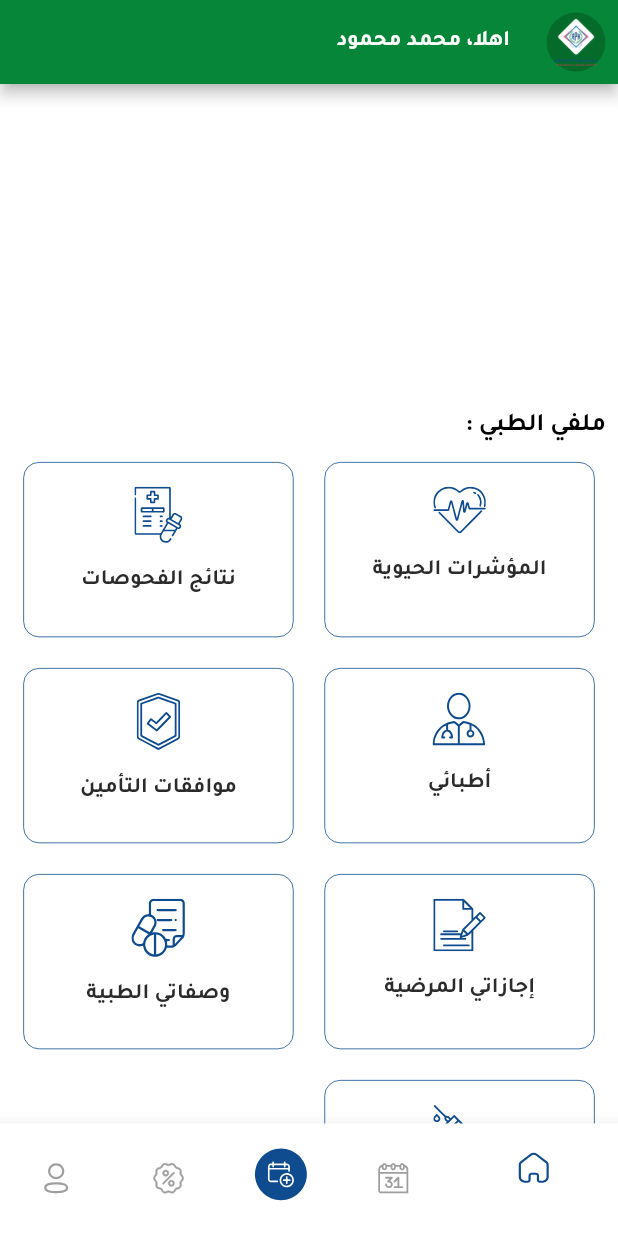
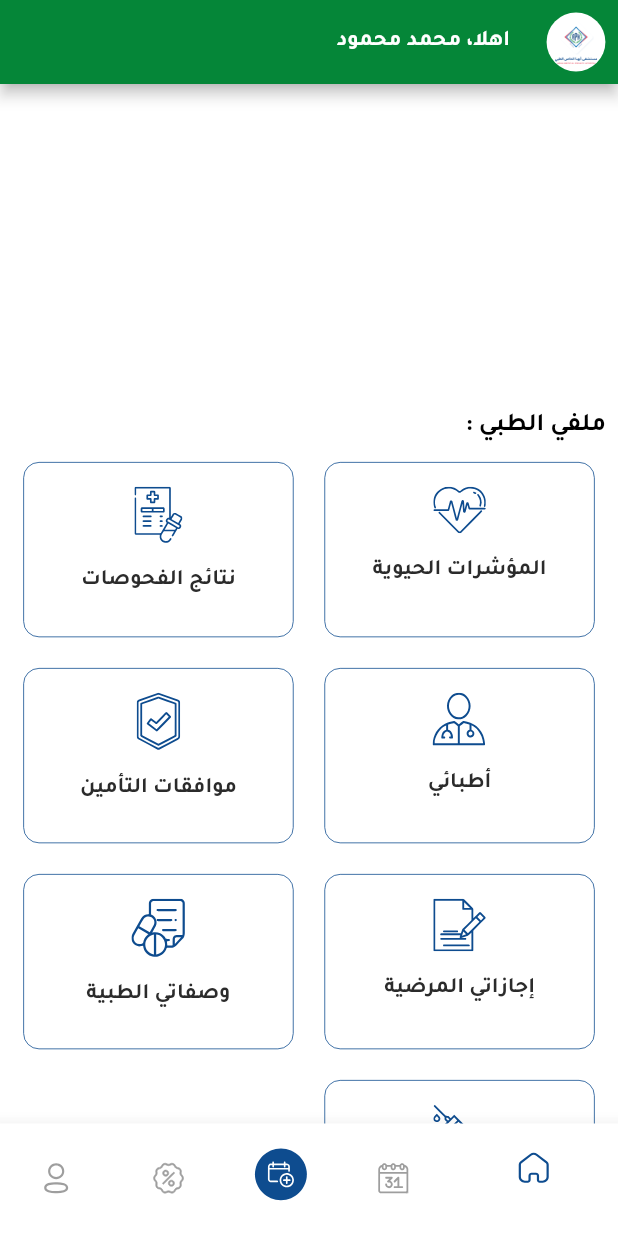
Before and after one commit to HodaTabasi/aphaa, a Flutter app: the ButtomNavigations screen opened by its route, on a phone screen of 412 x 824 dp. Run offline on Flutter 3.47's test engine with Material 2 defaults, Android fonts, the phone set to English and light mode, and no system bars; our stand-ins replace another_flushbar, avatar_glow, firebase_auth, firebase_core, flutter_calendar_carousel, flutter_screenutil and 6 more; missing offline and left inert: flutter_paytabs_bridge, number_pagination; accounts and stored records are empty; generated files the repository leaves out were written again; network calls fail.

Commit message:
some issue

```diff
--- a/lib/api/api_helper.dart
+++ b/lib/api/api_helper.dart
@@ -5,7 +5,7 @@ import '../preferences/shared_pref_controller.dart';
 
 mixin ApiHelper {
   ApiResponse get failedResponse =>
-      ApiResponse(message: 'Something went wrong', success: false);
+      ApiResponse(message: SharedPrefController().getValueFor(key: PrefKeys.lang.name) == 'ar'?'حصل خطا ما':'Something went wrong', success: false);
 
   Map<String, String> get headers {
     return {
--- a/lib/api/controllers/auth_api_controller.dart
+++ b/lib/api/controllers/auth_api_controller.dart
@@ -42,7 +42,7 @@ class AuthApiController with ApiHelper {
         SharedPrefController().setValuePCode(pCode: jsonObject["p_code"]);
       }
       return ApiResponse(
-          message: jsonResponse['message'], success: jsonResponse['status']);
+          message: jsonResponse['message'], success: jsonResponse['status']??false);
     }
     return failedResponse;
   }
@@ -56,7 +56,7 @@ class AuthApiController with ApiHelper {
     });
     print(response);
 
-    if (response.statusCode == 200 || response.statusCode == 400) {
+    if (response.statusCode == 200 || response.statusCode == 404) {
       var jsonResponse = jsonDecode(response.body);
       if (response.statusCode == 200) {
         var jsonObject = jsonResponse['items'];
@@ -81,7 +81,7 @@ class AuthApiController with ApiHelper {
         var jsonResponse = jsonDecode(response.body);
         return ApiResponse(message: jsonResponse['message'], success: jsonResponse['status']);
       }else {
-        return  ApiResponse(message: 'Logged out successfully', success: true);
+        return  ApiResponse(message: SharedPrefController().getValueFor(key: PrefKeys.lang.name) == 'ar'?'تسجيل الدخول بنجاح':'Logged out successfully', success: true);
       }
       var jsonResponse = jsonDecode(response.body);
       return ApiResponse(
--- a/lib/general/doctor_dropdown_item.dart
+++ b/lib/general/doctor_dropdown_item.dart
@@ -4,6 +4,8 @@ import 'package:aphaa_app/model/doctor.dart';
 import 'package:flutter/material.dart';
 import 'package:flutter_screenutil/flutter_screenutil.dart';
 import 'package:flutter_svg/svg.dart';
+
+import 'package:flutter_gen/gen_l10n/app_localizations.dart';
 
 class DoctorDropDownItem extends StatefulWidget {
   List<Doctor>  myData;
@@ -104,10 +106,10 @@ class _DropDownItenState extends State<DoctorDropDownItem> {
                       }).toList(),
                       icon:  Visibility(
                         visible: !NewAccountGetxController.to.isUpdateCliniceCode,
-                        child: Icon(
+                        child: widget.myData.isNotEmpty?Icon(
                           Icons.keyboard_arrow_down,
                           color: Color(0xff058638),
-                        ),
+                        ):Text(AppLocalizations.of(context)!.no_doctor_found ,style: TextStyle(fontSize: 14.r,fontFamily: 'Tajawal'),),
                       ),
 
                     ),
--- a/lib/get/new_account_getx_controller.dart
+++ b/lib/get/new_account_getx_controller.dart
@@ -71,6 +71,7 @@ class NewAccountGetxController extends GetxController {
 
   getDoctorSchedules(value) async {
     var data = await HospitalApiController().getDoctorSched(doctorCode: value,clinicCode: clinicCode);
+    print("dgs ${data}");
     avilableDate =  data;
     update();
   }
--- a/lib/l10n/app_ar.arb
+++ b/lib/l10n/app_ar.arb
@@ -18,6 +18,7 @@
    "login": "تسجيل دخول",
    "register": "إنشاء حساب",
    "or":"أو",
+   "no_doctor_found":"لا يوجد اطباء",
 
    "head_of_consult_screen":"لطلب الإستشارة يرجى إدخال البيانات التالية",
    "pasent_name":"اسم المريض",
--- a/lib/l10n/app_en.arb
+++ b/lib/l10n/app_en.arb
@@ -3,7 +3,7 @@
   "en": "English",
   "ar": "Arabic",
   "lang": "Language",
-
+  "no_doctor_found":"No Doctor Found",
   "welcome": "Welcome to the patient portal",
   "quick_service": "Quick Service",
   "consultation_request": "Consultation request",
--- a/lib/preferences/shared_pref_controller.dart
+++ b/lib/preferences/shared_pref_controller.dart
@@ -1,7 +1,7 @@
 import 'package:aphaa_app/model/Patient.dart';
 import 'package:shared_preferences/shared_preferences.dart';
 
-enum PrefKeys { loggedIn, id, name, email, lang }
+enum PrefKeys { loggedIn, id, name, email, lang ,isFirstLancsh}
 
 enum PrefKeysPatient {
   id,
@@ -73,6 +73,13 @@ class SharedPrefController {
   bool get loggedIn =>
       _sharedPreferences.getBool(PrefKeys.loggedIn.name) ?? false;
 
+  Future<void> setfirstLanch(value) async {
+    await _sharedPreferences.setBool(PrefKeys.isFirstLancsh.name,value);
+  }
+
+  bool get isFirstLancsh =>
+      _sharedPreferences.getBool(PrefKeys.isFirstLancsh.name) ?? false;
+
   T? getValueFor<T>({required String key}) {
     if (_sharedPreferences.containsKey(key)) {
       return _sharedPreferences.get(key) as T;
--- a/lib/screens/drawer_screens/buttom_navication.dart
+++ b/lib/screens/drawer_screens/buttom_navication.dart
@@ -62,8 +62,9 @@ class _ButtomNavigationsState extends State<ButtomNavigations> {
               child: Image.asset(
                 'assets/images/logo.png',
                 width: 30.w,
-                height: 30.h,
+                height: 28.h,
               ),
+              backgroundColor: Colors.white,
             ),
           ),
           // leadingWidth: 70.w,
--- a/lib/screens/drawer_screens/home_screen/home_screen.dart
+++ b/lib/screens/drawer_screens/home_screen/home_screen.dart
@@ -70,7 +70,7 @@ class _HomeScreenState extends State<HomeScreen> {
                       scrollDirection: Axis.horizontal,
                       itemCount: snapshot.data!.length,
                       shrinkWrap: true,
-                      physics: NeverScrollableScrollPhysics(),
+                      // physics: NeverScrollableScrollPhysics(),
                       itemBuilder: (context, index) {
                         return Center(child: InkWell(
                             onTap: (){
--- a/lib/screens/main_screens/Appointment Booking/appointement_booking.dart
+++ b/lib/screens/main_screens/Appointment Booking/appointement_booking.dart
@@ -158,6 +158,11 @@ class _AppointmentBookingState extends State<AppointmentBooking>
                         AppLocalizations.of(context)!.clenice_choesse),
                     DoctorDropDownItem(value.doctorsList, 'assets/images/docgreen.svg',
                         AppLocalizations.of(context)!.dovtor_choesse),
+                    // Visibility(
+                    //   visible: value.doctorsList.isNotEmpty,
+                    //   child: DoctorDropDownItem(value.doctorsList, 'assets/images/docgreen.svg',
+                    //       AppLocalizations.of(context)!.dovtor_choesse),
+                    // ),
                     EditTextItem('assets/images/Calendar.svg',
                         AppLocalizations.of(context)!.appoitment_date,b: false,controler: dateText),
                     Visibility(visible:value.global != null,child: widget1(value.avilableDate,value)),
```
Also changed, not shown: lib/main.dart (+20 -5 lines), lib/screens/auth/create_account/create_account_next.dart (+6 -5 lines), lib/screens/auth/login/login_screen.dart (+6 -5 lines), lib/screens/main_screens/select_lang/select_language.dart (+111 -15 lines), assets/images/back1.png (added), assets/images/image1.png.
